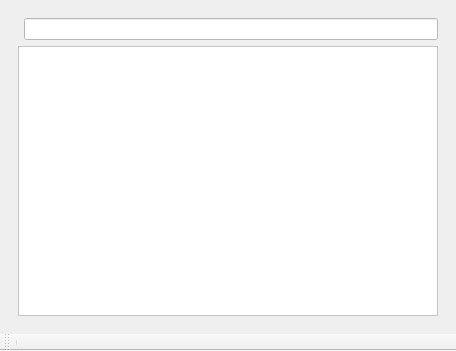
Before: the Qt Designer form wikionboard.ui in cip/WikiOnBoard, drawn with Qt 5.
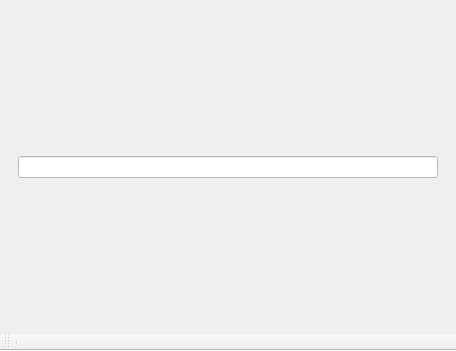
After: the same form once the commit is applied.

Commit message: - Moved index list to IndexList. - other minor changes

```diff
--- a/wikionboard.ui
+++ b/wikionboard.ui
@@ -31,7 +31,7 @@
       </property>
       <widget class="QWidget" name="indexPage">
        <layout class="QGridLayout" name="gridLayout_2">
-        <item row="0" column="1">
+        <item row="0" column="0">
          <widget class="QLineEdit" name="articleName">
           <property name="styleSheet">
            <string notr="true">QLineEdit {background-color:white;color: black}</string>
@@ -41,19 +41,6 @@
           </property>
          </widget>
         </item>
-        <item row="1" column="0" colspan="2">
-         <widget class="QListWidget" name="articleListWidget">
-          <property name="styleSheet">
-           <string notr="true">QListWidget {background-color:white;color: black; selection-background-color: blue}</string>
-          </property>
-          <property name="verticalScrollBarPolicy">
-           <enum>Qt::ScrollBarAlwaysOff</enum>
-          </property>
-          <property name="horizontalScrollBarPolicy">
-           <enum>Qt::ScrollBarAlwaysOff</enum>
-          </property>
-         </widget>
-        </item>
        </layout>
       </widget>
       <widget class="QWidget" name="articlePage">
```
Left out of the diff: 13 changed lines with no effect on the pictures. The commit also changes 8 other files.
